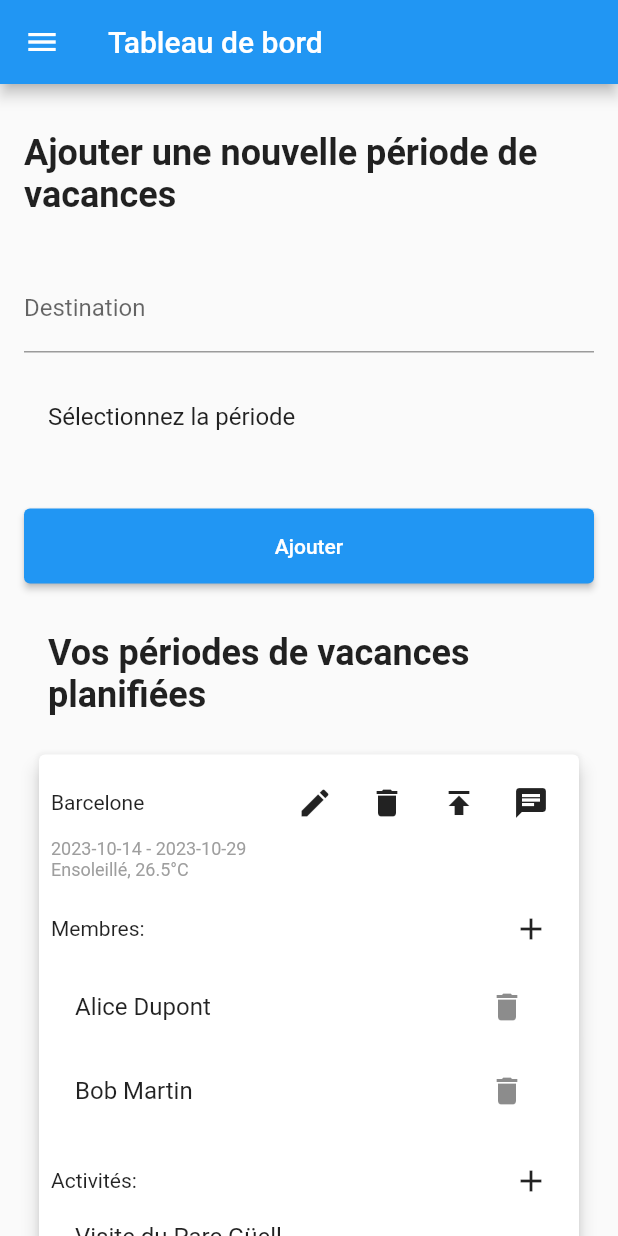
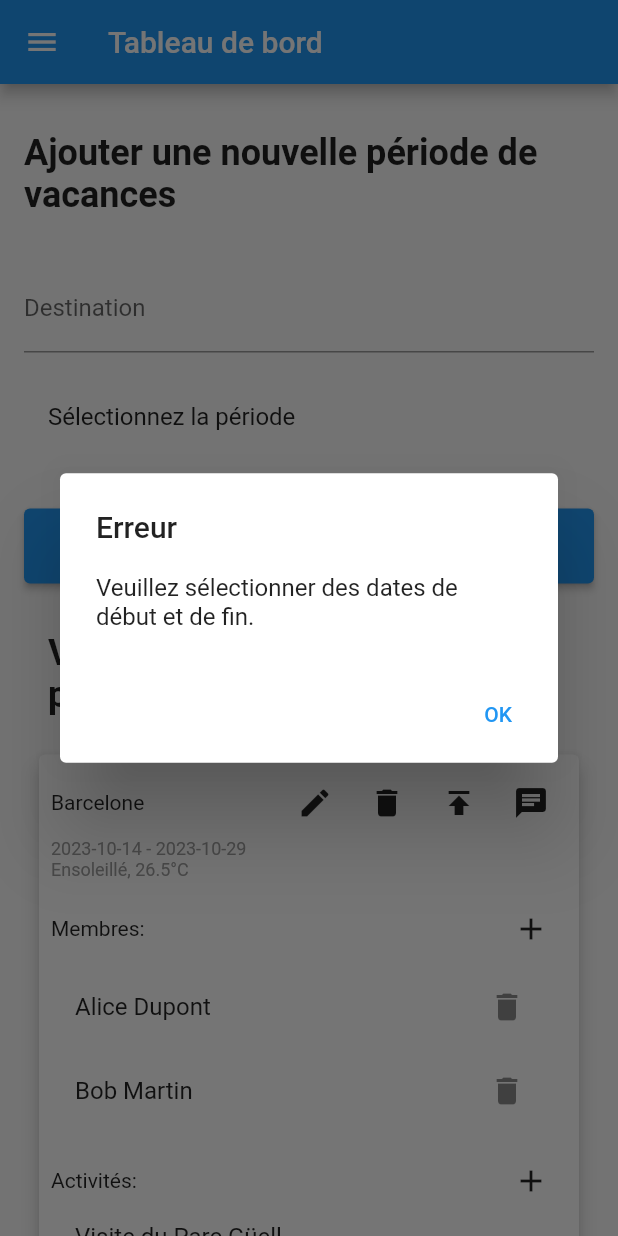
Before and after one commit to ThibautRoderkerken/plan_my_escape, a Flutter app: the DashboardMainScreen screen opened directly, after a tap on "Ajouter", on a phone screen of 412 x 824 dp. Run offline on Flutter 3.47's test engine with Material 2 defaults, Android fonts, the phone set to English and light mode, and no system bars.

Commit message:
M2 :  - Quand l'utilisateur ajoute une nouvelle période de vacances elle est actualisée dans la vue.

```diff
--- a/lib/screens/dashboard/add_vacation_screen.dart
+++ b/lib/screens/dashboard/add_vacation_screen.dart
@@ -1,31 +1,83 @@
 import 'package:flutter/material.dart';
+import 'package:provider/provider.dart';
+import '../../view_models/dashboard_view_model.dart';  // Assurez-vous que cet import est correct
 import '../../widgets/custom_action_button.dart';
 import '../../widgets/custom_date_selector.dart';
 import '../../widgets/custom_text_field.dart';
 
-class AddVacationScreen extends StatelessWidget {
-  const AddVacationScreen({Key? key}) : super(key: key);
+class AddVacationScreen extends StatefulWidget {
+  AddVacationScreen({Key? key}) : super(key: key);
+
+  @override
+  _AddVacationScreenState createState() => _AddVacationScreenState();
+}
+
+class _AddVacationScreenState extends State<AddVacationScreen> {
+  final TextEditingController destinationController = TextEditingController();
+  DateTime? startDate;  // Date de début sélectionnée
+  DateTime? endDate;  // Date de fin sélectionnée
 
   @override
   Widget build(BuildContext context) {
+    final dashboardViewModel = Provider.of<DashboardViewModel>(context);
+
     return Column(
       crossAxisAlignment: CrossAxisAlignment.center,
       mainAxisAlignment: MainAxisAlignment.center,
       children: [
-        const SizedBox(height: 32),  // Ajout de l'espace ici
+        const SizedBox(height: 32),
         const Text(
           'Ajouter une nouvelle période de vacances',
           style: TextStyle(fontSize: 24, fontWeight: FontWeight.bold),
         ),
         const SizedBox(height: 32),
-        const CustomTextField(label: 'Destination'),
+        CustomTextField(
+          label: 'Destination',
+          controller: destinationController,  // Ajout du contrôleur ici
+        ),
         const SizedBox(height: 16),
-        const CustomDateSelector(label: 'Sélectionnez la période'),
+        CustomDateSelector(
+          label: 'Sélectionnez la période',
+          onDateSelected: (range) { // Ajout de la fonction de rappel
+            setState(() {
+              startDate = range.start;
+              endDate = range.end;
+            });
+          },
+        ),
         const SizedBox(height: 16),
         CustomActionButton(
           label: 'Ajouter',
           onPressed: () {
-            // Logique pour ajouter la période de vacances
+            if (startDate != null && endDate != null) {
+              // Logique pour ajouter la période de vacances
+              dashboardViewModel.addVacationPeriod(
+                VacationPeriod(
+                  vacationIndex: dashboardViewModel.vacationPeriods.length,
+                  startDate: startDate!,
+                  endDate: endDate!,
+                  destination: destinationController.text,
+                  members: [],
+                  activities: [],
+                  weatherInfo: WeatherInfo(description: 'Inconnu', temperature: 0.0),
+                ),
+              );
+            } else {
+              // Afficher une alerte indiquant que les dates sont nécessaires
+              showDialog(
+                context: context,
+                builder: (context) => AlertDialog(
+                  title: Text("Erreur"),
+                  content: Text("Veuillez sélectionner des dates de début et de fin."),
+                  actions: [
+                    TextButton(
+                      onPressed: () => Navigator.of(context).pop(),
+                      child: Text("OK"),
+                    ),
+                  ],
+                ),
+              );
+            }
           },
         ),
       ],
--- a/lib/screens/dashboard/dashboard_screen.dart
+++ b/lib/screens/dashboard/dashboard_screen.dart
@@ -12,16 +12,16 @@ class DashboardMainScreen extends StatelessWidget {
       appBar: AppBar(
         title: const Text('Tableau de bord'),
       ),
-      body: const SingleChildScrollView(
+      body: SingleChildScrollView(
         child: Padding(
-          padding: EdgeInsets.symmetric(horizontal: 16.0),
+          padding: const EdgeInsets.symmetric(horizontal: 16.0),
           child: Column(
             crossAxisAlignment: CrossAxisAlignment.center,
             mainAxisAlignment: MainAxisAlignment.center,
             children: [
               AddVacationScreen(),
-              SizedBox(height: 16),
-              DisplayVacationsScreen(), // Removed Expanded
+              const SizedBox(height: 16),
+              const DisplayVacationsScreen(), // Removed Expanded
             ],
           ),
         ),
--- a/lib/widgets/custom_date_selector.dart
+++ b/lib/widgets/custom_date_selector.dart
@@ -2,7 +2,13 @@ import 'package:flutter/material.dart';
 
 class CustomDateSelector extends StatefulWidget {
   final String label;
-  const CustomDateSelector({Key? key, required this.label}) : super(key: key);
+  final Function(DateTimeRange) onDateSelected;  // Ajout de la fonction de rappel
+
+  const CustomDateSelector({
+    Key? key,
+    required this.label,
+    required this.onDateSelected,  // Ajout du paramètre dans le constructeur
+  }) : super(key: key);
 
   @override
   CustomDateSelectorState createState() => CustomDateSelectorState();
@@ -22,6 +28,7 @@ class CustomDateSelectorState extends State<CustomDateSelector> {
       setState(() {
         _selectedDateRange = pickedRange;
       });
+      widget.onDateSelected(pickedRange);  // Appel du callback avec la plage de dates sélectionnée
     }
   }
 
```
Also changed, not shown: 2 other files.
